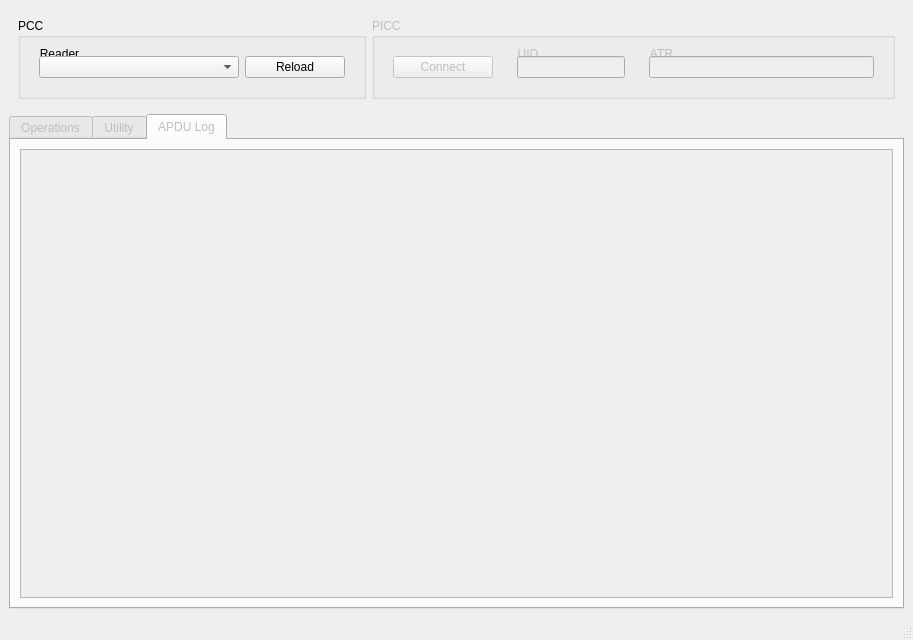
First picture: the form in ui/main.ui, repository fananimi/mifare-tools, before the edit.
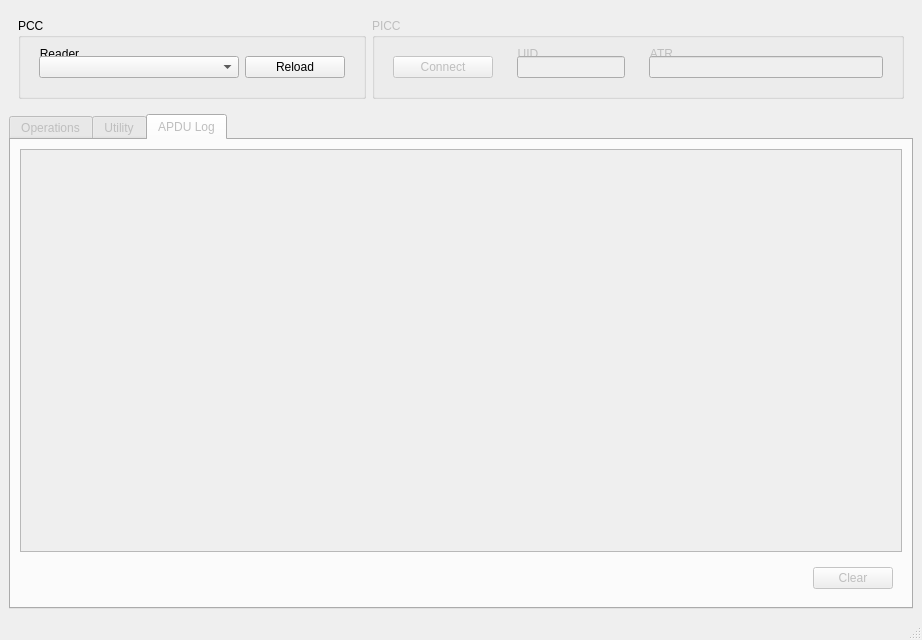
Second picture: the form after the edit. The open tabs and pages were chosen to show the change.

Commit message: add function clear apdu log

Patch:
```diff
--- a/ui/main.ui
+++ b/ui/main.ui
@@ -6,7 +6,7 @@
    <rect>
     <x>0</x>
     <y>0</y>
-    <width>913</width>
+    <width>922</width>
     <height>640</height>
    </rect>
   </property>
@@ -1044,6 +1044,38 @@
         <item row="0" column="0">
          <widget class="QPlainTextEdit" name="txtAPDULog"/>
         </item>
+        <item row="1" column="0">
+         <widget class="QFrame" name="frame_7">
+          <property name="frameShape">
+           <enum>QFrame::NoFrame</enum>
+          </property>
+          <property name="frameShadow">
+           <enum>QFrame::Raised</enum>
+          </property>
+          <layout class="QHBoxLayout" name="horizontalLayout_14">
+           <item>
+            <spacer name="horizontalSpacer">
+             <property name="orientation">
+              <enum>Qt::Horizontal</enum>
+             </property>
+             <property name="sizeHint" stdset="0">
+              <size>
+               <width>40</width>
+               <height>20</height>
+              </size>
+             </property>
+            </spacer>
+           </item>
+           <item>
+            <widget class="QPushButton" name="btnClearLog">
+             <property name="text">
+              <string>Clear</string>
+             </property>
+            </widget>
+           </item>
+          </layout>
+         </widget>
+        </item>
        </layout>
       </widget>
      </widget>
```
Left out of the diff: 48 changed lines with no effect on the pictures. The commit also changes 2 other files.
